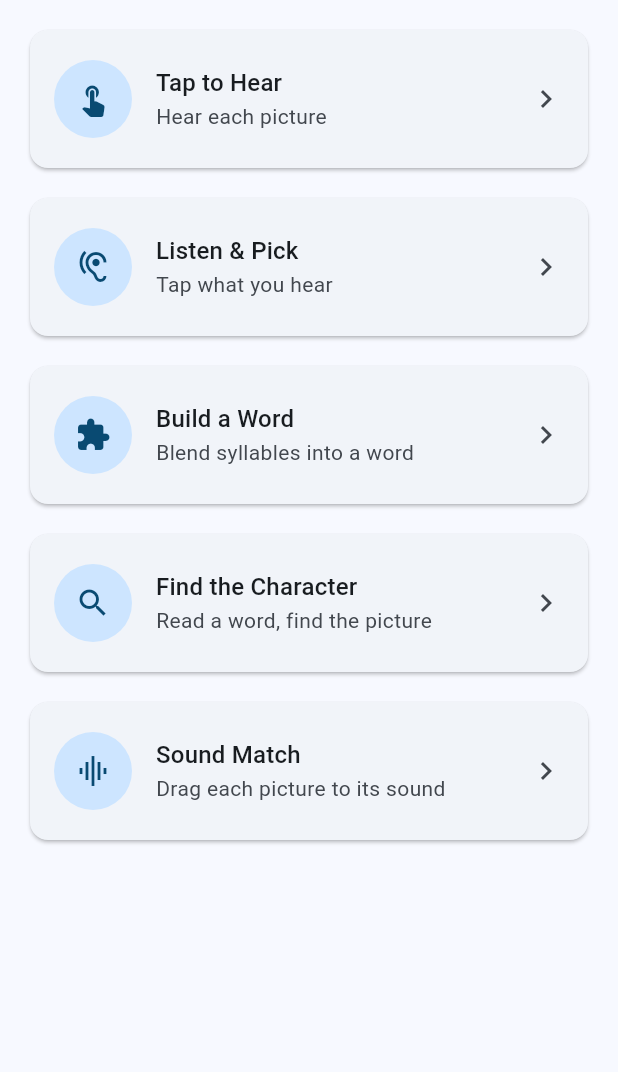
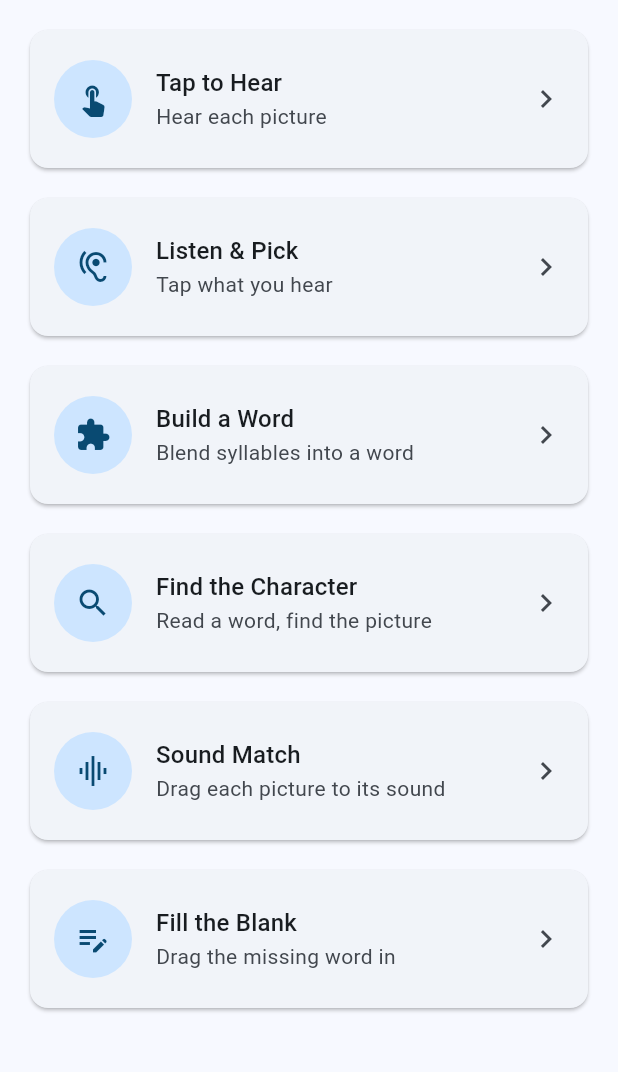
Before and after one commit to mklawonn/reading-game, a Flutter app: the screen it shows after launch, on a phone screen of 412 x 824 dp, the part 84-1156 px from its top. Run offline on Flutter 3.47's test engine with Material 3 defaults, Android fonts, the phone set to English and light mode, and no system bars; our stand-ins replace cloud_firestore, firebase_auth, firebase_core, flutter_tts, shared_preferences; accounts and stored records are empty.

Commit message:
feat(fill-blank): phrases + Fill-in-the-Blank with cross-stage rendering
A short phrase shows with one token missing; the child drags the right symbol
into the slot. Phrases are sequences of Content Bank element ids, so the SAME
phrase renders in the child's current-stage orthography (pictographs early,
letters later) — the engine for the cross-stage story/phrase repetition the
owner asked for.

- content/phrases.v1.json (+ bundled copy): 12 seed phrases, picturable blanks
- models/phrase.dart: Phrase / PhraseSet
- services/content_service.dart: loadPhrases(); pubspec asset entry
- content/token_view.dart: stage-aware token renderer (the cross-stage switch)
- features/fill_blank/fill_blank_page.dart: the game; mastery-driven blank via
  the sampler, emits a 'read' LearningEvent
- main.dart: wire into the menu (stage = progress.currentStage)
- docs/games.md: Fill the Blank (realizes the parked "Build-a-Sentence" idea)
- test/fill_blank_test.dart: correct/wrong drop; cross-stage pictures↔letters

Co-Authored-By: Claude Opus 4.8 <noreply@anthropic.com>

```diff
--- /dev/null
+++ b/app/assets/content/phrases.v1.json
@@ -0,0 +1,18 @@
+{
+  "version": "1",
+  "notes": "Stage-agnostic phrases for the Fill-in-the-Blank game. Every token is a content_bank.v1 element id, so a phrase renders in whichever orthography the child's current stage calls for (pictographs early, letters later) — the same phrase repeats across stages. Blanks point at picturable answers so the dragged candidate is a picture at Stage 1.",
+  "phrases": [
+    { "id": "i_see_a_cat",        "tokens": ["i", "see", "a", "cat"],              "blank": 3 },
+    { "id": "the_dog_is_big",     "tokens": ["the", "dog", "is", "big"],           "blank": 1 },
+    { "id": "the_sun_is_hot",     "tokens": ["the", "sun", "is", "hot"],           "blank": 1 },
+    { "id": "a_fox_in_a_box",     "tokens": ["a", "fox", "in", "a", "box"],        "blank": 1 },
+    { "id": "i_get_my_pup",       "tokens": ["i", "get", "my", "pup"],             "blank": 3 },
+    { "id": "a_hen_and_a_pen",    "tokens": ["a", "hen", "and", "a", "pen"],       "blank": 1 },
+    { "id": "the_cat_on_the_bed", "tokens": ["the", "cat", "is", "on", "the", "bed"], "blank": 5 },
+    { "id": "i_see_the_rain",     "tokens": ["i", "see", "the", "rain"],           "blank": 3 },
+    { "id": "a_bug_on_my_hand",   "tokens": ["a", "bug", "on", "my", "hand"],      "blank": 1 },
+    { "id": "the_pig_is_red",     "tokens": ["the", "pig", "is", "red"],           "blank": 1 },
+    { "id": "go_up_to_the_sun",   "tokens": ["go", "up", "to", "the", "sun"],      "blank": 4 },
+    { "id": "my_cow_and_a_key",   "tokens": ["my", "cow", "and", "a", "key"],      "blank": 1 }
+  ]
+}
--- a/app/lib/main.dart
+++ b/app/lib/main.dart
@@ -4,6 +4,7 @@ import 'package:firebase_core/firebase_core.dart';
 import 'package:flutter/material.dart';
 
 import 'features/build_a_word/build_a_word_page.dart';
+import 'features/fill_blank/fill_blank_page.dart';
 import 'features/find_the_character/find_the_character_page.dart';
 import 'features/games_menu/games_menu_page.dart';
 import 'features/listen_and_pick/listen_and_pick_page.dart';
@@ -169,6 +170,18 @@ class _ReadingGameAppState extends State<ReadingGameApp>
                 onEvent: progress.record,
               ),
             ),
+            GameEntry(
+              title: 'Fill the Blank',
+              subtitle: 'Drag the missing word in',
+              icon: Icons.edit_note,
+              builder: (_) => FillBlankPage(
+                contentService: _contentService,
+                audioService: _audioService,
+                stage: progress.currentStage,
+                sampler: sampler,
+                onEvent: progress.record,
+              ),
+            ),
           ];
           return GamesMenuPage(games: games, progress: progress);
         },
--- /dev/null
+++ b/app/lib/models/phrase.dart
@@ -0,0 +1,50 @@
+/// A short phrase for the Fill-in-the-Blank game. Every token is a Content Bank
+/// element id, and one token (at [blank]) is the slot the child fills. Because
+/// the tokens are content ids — not baked-in glyphs — the same phrase renders in
+/// whatever orthography the child's current stage calls for (pictographs early,
+/// letters later), which is how a phrase repeats across stages.
+class Phrase {
+  const Phrase({
+    required this.id,
+    required this.tokens,
+    required this.blank,
+    this.distractors = const [],
+  });
+
+  final String id;
+
+  /// Ordered element ids; [tokens]`[`[blank]`]` is the answer.
+  final List<String> tokens;
+  final int blank;
+
+  /// Optional curated wrong-answer element ids; if empty the game derives them.
+  final List<String> distractors;
+
+  String get answer => tokens[blank];
+
+  factory Phrase.fromJson(Map<String, dynamic> json) => Phrase(
+        id: json['id'] as String,
+        tokens: (json['tokens'] as List<dynamic>)
+            .map((t) => t as String)
+            .toList(growable: false),
+        blank: json['blank'] as int,
+        distractors: (json['distractors'] as List<dynamic>? ?? const [])
+            .map((t) => t as String)
+            .toList(growable: false),
+      );
+}
+
+/// The bundled phrase collection (`assets/content/phrases.v1.json`).
+class PhraseSet {
+  const PhraseSet({required this.version, required this.phrases});
+
+  final String version;
+  final List<Phrase> phrases;
+
+  factory PhraseSet.fromJson(Map<String, dynamic> json) => PhraseSet(
+        version: json['version'] as String? ?? '0',
+        phrases: (json['phrases'] as List<dynamic>? ?? const <dynamic>[])
+            .map((p) => Phrase.fromJson(p as Map<String, dynamic>))
+            .toList(growable: false),
+      );
+}
--- a/app/lib/services/content_service.dart
+++ b/app/lib/services/content_service.dart
@@ -3,16 +3,23 @@ import 'dart:convert';
 import 'package:flutter/services.dart' show rootBundle;
 
 import '../models/content_bank.dart';
+import '../models/phrase.dart';
 
-/// Loads the bundled Content Bank. Subclass and override [load] in tests to
-/// inject an in-memory bank instead of reading the asset.
+/// Loads the bundled Content Bank and phrase set. Subclass and override [load]
+/// / [loadPhrases] in tests to inject in-memory data instead of reading assets.
 class ContentService {
   const ContentService();
 
   static const String assetPath = 'assets/content/content_bank.v1.json';
+  static const String phrasesAssetPath = 'assets/content/phrases.v1.json';
 
   Future<ContentBank> load() async {
     final raw = await rootBundle.loadString(assetPath);
     return ContentBank.fromJson(json.decode(raw) as Map<String, dynamic>);
   }
+
+  Future<PhraseSet> loadPhrases() async {
+    final raw = await rootBundle.loadString(phrasesAssetPath);
+    return PhraseSet.fromJson(json.decode(raw) as Map<String, dynamic>);
+  }
 }
--- a/app/pubspec.yaml
+++ b/app/pubspec.yaml
@@ -66,6 +66,7 @@ flutter:
   # (Synced from ../content/content_bank.v1.json.) Pictograph art + audio clips land here next.
   assets:
     - assets/content/content_bank.v1.json
+    - assets/content/phrases.v1.json
     # Drop pictograph art here as <id>.png and it appears automatically (GlyphView).
     - assets/images/pictographs/
     # Drop syllable/word audio clips here as <ref>.mp3 (file player added when clips exist).
--- /dev/null
+++ b/content/phrases.v1.json
@@ -0,0 +1,18 @@
+{
+  "version": "1",
+  "notes": "Stage-agnostic phrases for the Fill-in-the-Blank game. Every token is a content_bank.v1 element id, so a phrase renders in whichever orthography the child's current stage calls for (pictographs early, letters later) — the same phrase repeats across stages. Blanks point at picturable answers so the dragged candidate is a picture at Stage 1.",
+  "phrases": [
+    { "id": "i_see_a_cat",        "tokens": ["i", "see", "a", "cat"],              "blank": 3 },
+    { "id": "the_dog_is_big",     "tokens": ["the", "dog", "is", "big"],           "blank": 1 },
+    { "id": "the_sun_is_hot",     "tokens": ["the", "sun", "is", "hot"],           "blank": 1 },
+    { "id": "a_fox_in_a_box",     "tokens": ["a", "fox", "in", "a", "box"],        "blank": 1 },
+    { "id": "i_get_my_pup",       "tokens": ["i", "get", "my", "pup"],             "blank": 3 },
+    { "id": "a_hen_and_a_pen",    "tokens": ["a", "hen", "and", "a", "pen"],       "blank": 1 },
+    { "id": "the_cat_on_the_bed", "tokens": ["the", "cat", "is", "on", "the", "bed"], "blank": 5 },
+    { "id": "i_see_the_rain",     "tokens": ["i", "see", "the", "rain"],           "blank": 3 },
+    { "id": "a_bug_on_my_hand",   "tokens": ["a", "bug", "on", "my", "hand"],      "blank": 1 },
+    { "id": "the_pig_is_red",     "tokens": ["the", "pig", "is", "red"],           "blank": 1 },
+    { "id": "go_up_to_the_sun",   "tokens": ["go", "up", "to", "the", "sun"],      "blank": 4 },
+    { "id": "my_cow_and_a_key",   "tokens": ["my", "cow", "and", "a", "key"],      "blank": 1 }
+  ]
+}
```
Also changed, not shown: app/lib/content/token_view.dart (added, +37 -0 lines), app/lib/features/fill_blank/fill_blank_page.dart (added, +334 -0 lines), 2 other files.
